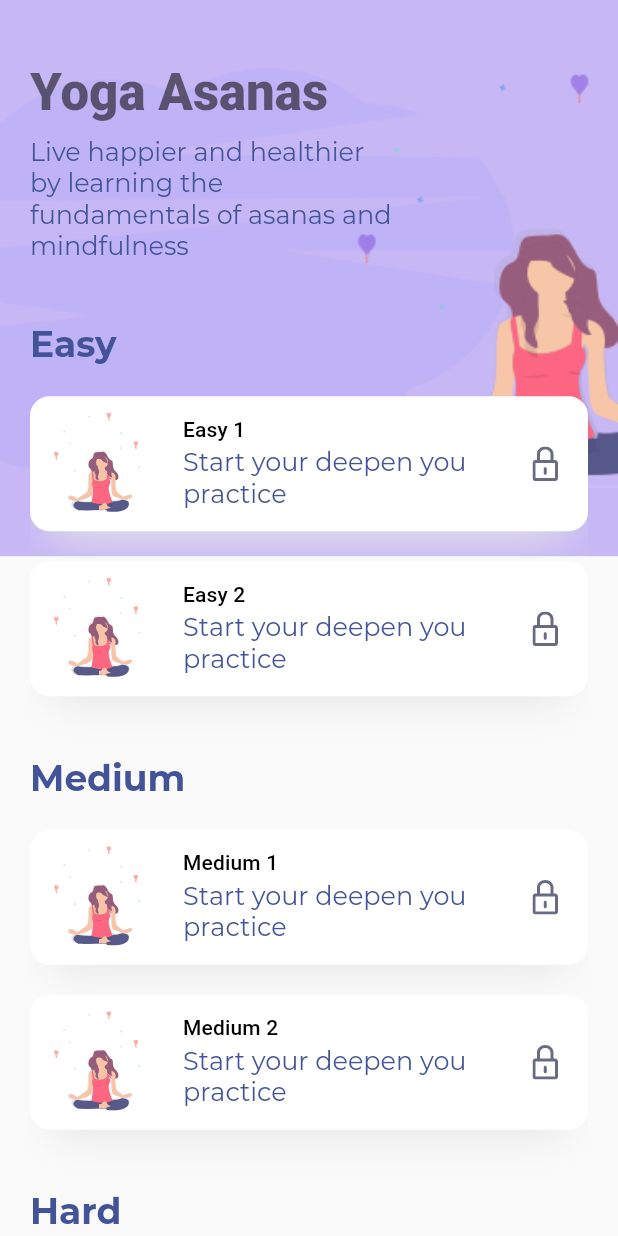
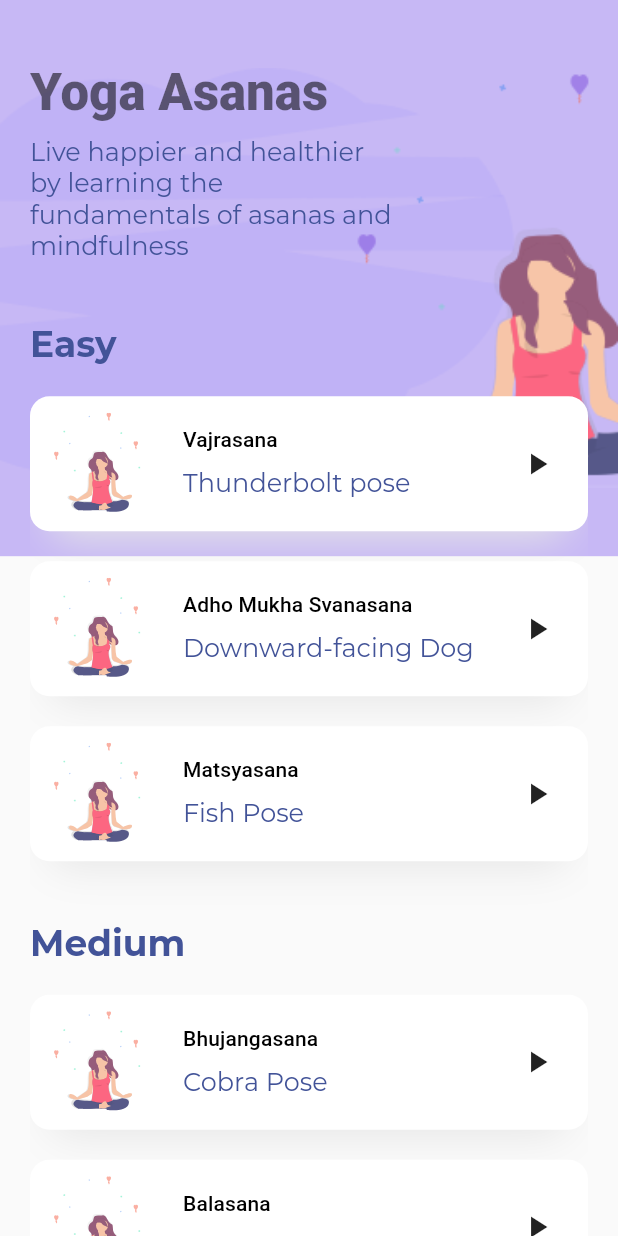
Before and after one commit to rjrealworld/diya_TechNox, a Flutter app: the DetailsScreenAsana screen opened directly, on a phone screen of 412 x 824 dp. Run offline on Flutter 3.47's test engine with Material 2 defaults, Android fonts, the phone set to English and light mode, and no system bars; our stand-ins replace audioplayers, firebase_auth, flutter_spinkit, flutter_svg; missing offline and left inert: flutter_dialogflow; accounts and stored records are empty.

Commit message:
integrated youtube videos

```diff
--- a/diya/lib/Homepage/screens/details_screen_asana.dart
+++ b/diya/lib/Homepage/screens/details_screen_asana.dart
@@ -1,3 +1,4 @@
+import 'package:url_launcher/url_launcher.dart';
 import 'package:flutter/material.dart';
 import 'package:flutter_svg/svg.dart';
 import 'package:diya/Homepage/constants.dart';
@@ -79,16 +80,16 @@ class DetailsScreenAsana extends StatelessWidget {
                               crossAxisAlignment: CrossAxisAlignment.start,
                               children: <Widget>[
                                 Text(
-                                  "Easy 1",
+                                  "Vajrasana",
                                   style: Theme.of(context).textTheme.subtitle,
                                 ),
-                                Text("Start your deepen you practice")
+                                Text("Thunderbolt pose")
                               ],
                             ),
                           ),
-                          Padding(
-                            padding: EdgeInsets.all(10),
-                            child: SvgPicture.asset("assets/icons/Lock.svg"),
+                          IconButton(
+                            icon: const Icon(Icons.play_arrow),
+                            onPressed: () async => await canLaunch("https://www.youtube.com/watch?v=K8l1SD3I4ys") ? await launch("https://www.youtube.com/watch?v=K8l1SD3I4ys") : throw 'Could not launch',
                           ),
                         ],
                       ),
@@ -120,16 +121,62 @@ class DetailsScreenAsana extends StatelessWidget {
                               crossAxisAlignment: CrossAxisAlignment.start,
                               children: <Widget>[
                                 Text(
-                                  "Easy 2",
+                                  "Adho Mukha Svanasana",
                                   style: Theme.of(context).textTheme.subtitle,
                                 ),
-                                Text("Start your deepen you practice")
+                                Text("Downward-facing Dog")
                               ],
                             ),
                           ),
-                          Padding(
-                            padding: EdgeInsets.all(10),
-                            child: SvgPicture.asset("assets/icons/Lock.svg"),
+
+                            IconButton(
+                              icon: const Icon(Icons.play_arrow),
+                              onPressed: () async => await canLaunch("https://www.youtube.com/watch?v=Km2oxamKhhA") ? await launch("https://www.youtube.com/watch?v=Km2oxamKhhA") : throw 'Could not launch',
+
+                            ),
+                        ],
+                      ),
+                    ),
+                    SizedBox(height: 20),
+
+                    Container(
+                      padding: EdgeInsets.all(10),
+                      height: 90,
+                      decoration: BoxDecoration(
+                        color: Colors.white,
+                        borderRadius: BorderRadius.circular(13),
+                        boxShadow: [
+                          BoxShadow(
+                            offset: Offset(0, 17),
+                            blurRadius: 23,
+                            spreadRadius: -13,
+                            color: kShadowColor,
+                          ),
+                        ],
+                      ),
+                      child: Row(
+                        children: <Widget>[
+                          SvgPicture.asset(
+                            "assets/icons/Meditation_women_small.svg",
+                          ),
+                          SizedBox(width: 20),
+                          Expanded(
+                            child: Column(
+                              mainAxisAlignment: MainAxisAlignment.spaceEvenly,
+                              crossAxisAlignment: CrossAxisAlignment.start,
+                              children: <Widget>[
+                                Text(
+                                  "Matsyasana",
+                                  style: Theme.of(context).textTheme.subtitle,
+                                ),
+                                Text("Fish Pose")
+                              ],
+                            ),
+                          ),
+
+                          IconButton(
+                            icon: const Icon(Icons.play_arrow),
+                            onPressed: () async => await canLaunch("https://www.youtube.com/watch?v=UxofWGGhWTI") ? await launch("https://www.youtube.com/watch?v=UxofWGGhWTI") : throw 'Could not launch',
                           ),
                         ],
                       ),
@@ -142,6 +189,7 @@ class DetailsScreenAsana extends StatelessWidget {
                           .title
                           .copyWith(fontWeight: FontWeight.bold),
                     ),
+
                     Container(
                       margin: EdgeInsets.symmetric(vertical: 20),
                       padding: EdgeInsets.all(10),
@@ -170,16 +218,17 @@ class DetailsScreenAsana extends StatelessWidget {
                               crossAxisAlignment: CrossAxisAlignment.start,
                               children: <Widget>[
                                 Text(
-                                  "Medium 1",
+                                  "Bhujangasana",
                                   style: Theme.of(context).textTheme.subtitle,
                                 ),
-                                Text("Start your deepen you practice")
+                                Text("Cobra Pose")
                               ],
                             ),
                           ),
-                          Padding(
-                            padding: EdgeInsets.all(10),
-                            child: SvgPicture.asset("assets/icons/Lock.svg"),
+                          IconButton(
+                            icon: const Icon(Icons.play_arrow),
+                            tooltip: 'Increase volume by 10',
+                            onPressed: () async => await canLaunch("https://www.youtube.com/watch?v=MaFPNfHlaOk") ? await launch("https://www.youtube.com/watch?v=MaFPNfHlaOk") : throw 'Could not launch',
                           ),
                         ],
                       ),
@@ -211,16 +260,60 @@ class DetailsScreenAsana extends StatelessWidget {
                               crossAxisAlignment: CrossAxisAlignment.start,
                               children: <Widget>[
                                 Text(
-                                  "Medium 2",
+                                  "Balasana",
                                   style: Theme.of(context).textTheme.subtitle,
                                 ),
-                                Text("Start your deepen you practice")
+                                Text("Child Pose")
                               ],
                             ),
                           ),
-                          Padding(
-                            padding: EdgeInsets.all(10),
-                            child: SvgPicture.asset("assets/icons/Lock.svg"),
+                          IconButton(
+                            icon: const Icon(Icons.play_arrow),
+                            tooltip: 'Increase volume by 10',
+                            onPressed: () async => await canLaunch("https://www.youtube.com/watch?v=J_lLt6-GlMo") ? await launch("https://www.youtube.com/watch?v=J_lLt6-GlMo") : throw 'Could not launch',
+                          ),
+                        ],
+                      ),
+                    ),
+                    SizedBox(height: 20),
+
+                    Container(
+                      padding: EdgeInsets.all(10),
+                      height: 90,
+                      decoration: BoxDecoration(
+                        color: Colors.white,
+                        borderRadius: BorderRadius.circular(13),
+                        boxShadow: [
+                          BoxShadow(
+                            offset: Offset(0, 17),
+                            blurRadius: 23,
+                            spreadRadius: -13,
+                            color: kShadowColor,
+                          ),
+                        ],
+                      ),
+                      child: Row(
+                        children: <Widget>[
+                          SvgPicture.asset(
+                            "assets/icons/Meditation_women_small.svg",
+                          ),
+                          SizedBox(width: 20),
+                          Expanded(
+                            child: Column(
+                              mainAxisAlignment: MainAxisAlignment.spaceEvenly,
+                              crossAxisAlignment: CrossAxisAlignment.start,
+                              children: <Widget>[
+                                Text(
+                                  "Setu Bandhasana",
+                                  style: Theme.of(context).textTheme.subtitle,
+                                ),
+                                Text("Bridge Pose ")
+                              ],
+                            ),
+                          ),
+                          IconButton(
+                            icon: const Icon(Icons.play_arrow),
+                            onPressed: () async => await canLaunch("https://www.youtube.com/watch?v=NnbvPeAIhmA") ? await launch("https://www.youtube.com/watch?v=NnbvPeAIhmA") : throw 'Could not launch',
                           ),
                         ],
                       ),
@@ -261,16 +354,16 @@ class DetailsScreenAsana extends StatelessWidget {
                               crossAxisAlignment: CrossAxisAlignment.start,
                               children: <Widget>[
                                 Text(
-                                  "Hard 1",
+                                  "Janu Shirsasana",
                                   style: Theme.of(context).textTheme.subtitle,
                                 ),
-                                Text("Start your deepen you practice")
+                                Text("One Legged Forward Bend")
                               ],
                             ),
                           ),
-                          Padding(
-                            padding: EdgeInsets.all(10),
-                            child: SvgPicture.asset("assets/icons/Lock.svg"),
+                          IconButton(
+                            icon: const Icon(Icons.play_arrow),
+                            onPressed: () async => await canLaunch("https://www.youtube.com/watch?v=1FZXaqTgC6w") ? await launch("https://www.youtube.com/watch?v=1FZXaqTgC6w") : throw 'Could not launch',
                           ),
                         ],
                       ),
@@ -302,16 +395,16 @@ class DetailsScreenAsana extends StatelessWidget {
                               crossAxisAlignment: CrossAxisAlignment.start,
                               children: <Widget>[
                                 Text(
-                                  "Hard 2",
+                                  "Navasana",
                                   style: Theme.of(context).textTheme.subtitle,
                                 ),
-                                Text("Start your deepen you practice")
+                                Text("Boat Pose")
                               ],
                             ),
                           ),
-                          Padding(
-                            padding: EdgeInsets.all(10),
-                            child: SvgPicture.asset("assets/icons/Lock.svg"),
+                          IconButton(
+                            icon: const Icon(Icons.play_arrow),
+                            onPressed: () async => await canLaunch("https://www.youtube.com/watch?v=QVEINjrYUPU") ? await launch("https://www.youtube.com/watch?v=QVEINjrYUPU") : throw 'Could not launch',
                           ),
                         ],
                       ),
--- a/diya/pubspec.yaml
+++ b/diya/pubspec.yaml
@@ -30,8 +30,9 @@ dependencies:
   firebase_auth: ^0.14.0+5
   cloud_firestore: ^0.12.9+4
   audioplayers: ^0.7.8
-  flutter_spinkit: "^4.1.2"
+  flutter_spinkit: ^4.1.2
   flutter_dialogflow: ^0.1.0
+  url_launcher: ^6.0.3
 
 
   # The following adds the Cupertino Icons font to your application.
```
Also changed, not shown: diya/pubspec.lock.
